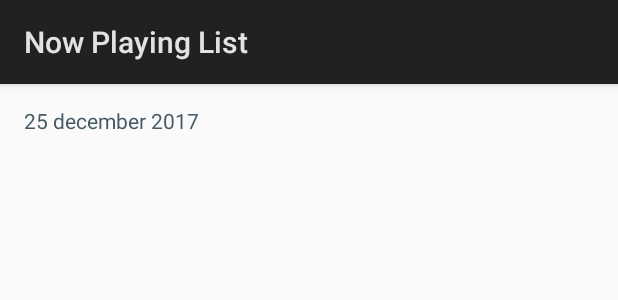
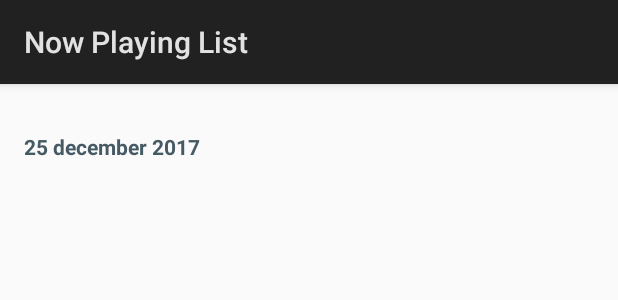
Before and after one commit to SocialSupaCrew/NowPlayingList, an Android app: the layout date_item.xml on its own in the app's theme, with its tools: preview values and no code run, on a phone screen of 412 x 824 dp. Shown: the top 300 px of the screen. Run offline under Robolectric (Android 15) with nearby library versions, the phone set to English and light mode, and no system bars.

```diff
--- a/app/src/main/AndroidManifest.xml
+++ b/app/src/main/AndroidManifest.xml
@@ -21,7 +21,7 @@
         </activity>
 
         <service
-            android:name=".NotificationListener11"
+            android:name=".NotificationListener12"
             android:label="@string/app_name"
             android:permission="android.permission.BIND_NOTIFICATION_LISTENER_SERVICE">
             <intent-filter>
--- a/app/src/main/java/com/socialsupacrew/nowplayinglist/NotificationListener11.kt
+++ b/app/src/main/java/com/socialsupacrew/nowplayinglist/NotificationListener12.kt
@@ -11,7 +11,7 @@ import io.reactivex.schedulers.Schedulers
 import java.util.*
 
 
-class NotificationListener11 : NotificationListenerService() {
+class NotificationListener12 : NotificationListenerService() {
 
     private val nowPlayingPackageName: String = "com.google.intelligence.sense"
 
--- a/app/src/main/res/layout/date_item.xml
+++ b/app/src/main/res/layout/date_item.xml
@@ -3,7 +3,7 @@
     xmlns:app="http://schemas.android.com/apk/res-auto"
     xmlns:tools="http://schemas.android.com/tools"
     android:layout_width="match_parent"
-    android:layout_height="48dp"
+    android:layout_height="65dp"
     android:paddingHorizontal="@dimen/padding_normal">
 
     <TextView
@@ -11,10 +11,12 @@
         android:layout_width="wrap_content"
         android:layout_height="wrap_content"
         android:layout_marginStart="@dimen/margin_normal"
+        android:layout_marginTop="17dp"
         android:ellipsize="end"
         android:maxLines="1"
         android:textColor="@color/blue_grey_700"
         android:textSize="14sp"
+        android:textStyle="bold"
         app:layout_constraintBottom_toBottomOf="parent"
         app:layout_constraintTop_toTopOf="parent"
         tools:text="25 december 2017" />
```
